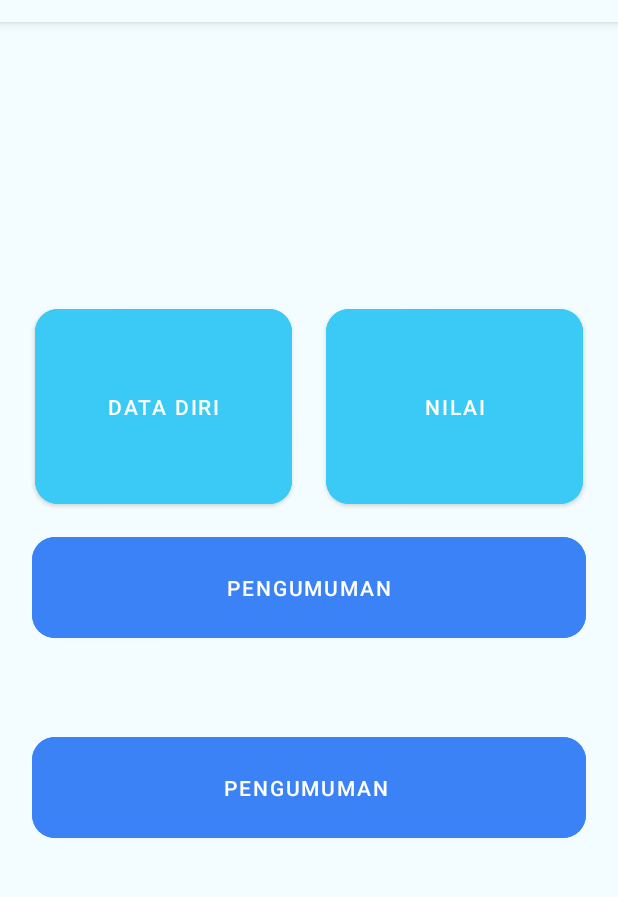
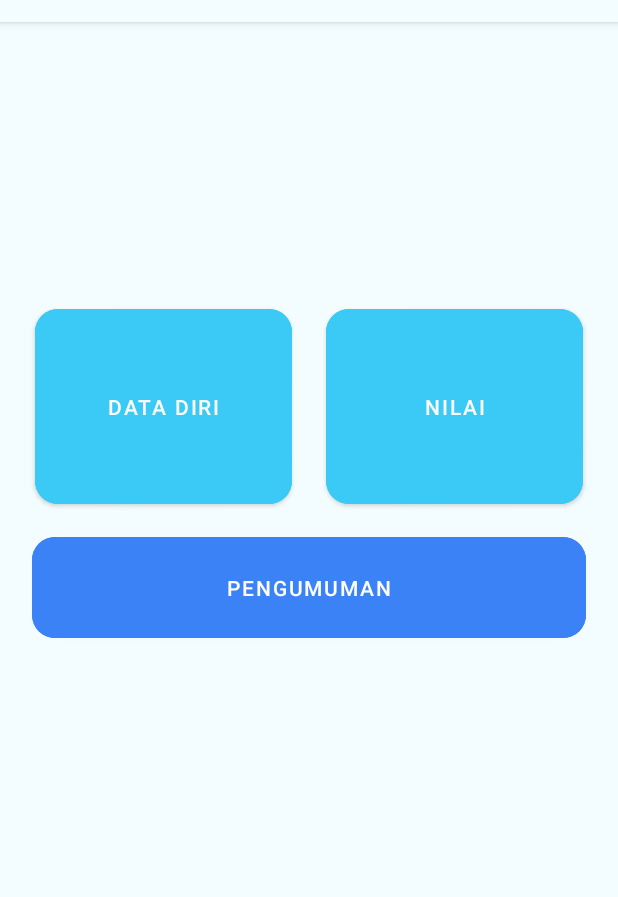
Before and after one commit to thoriqadillah/ppdb-papb, an Android app: the screen it shows after launch once a user with an empty profile is signed in (HalamanUtama), on a phone screen of 412 x 824 dp, the part 62-959 px from its top. Run offline under Robolectric (Android 15) with nearby library versions, the phone set to English and light mode, and no system bars; our stand-ins replace Firebase (no records; nobody signed in at launch, a user with empty details on screens opened directly); Roboto replaces fonts that are not available here.

Commit message:
color alertdialog

```diff
--- a/app/src/main/res/layout/activity_halaman_utama.xml
+++ b/app/src/main/res/layout/activity_halaman_utama.xml
@@ -53,22 +53,6 @@
             app:layout_constraintStart_toStartOf="parent"
             app:layout_constraintTop_toTopOf="parent" />
 
-
-        <Button
-            android:id="@+id/btnPengumuman"
-            android:layout_width="369dp"
-            android:layout_height="79dp"
-            android:layout_marginTop="16dp"
-            android:layout_marginBottom="180dp"
-            android:backgroundTint="#3B82F6"
-            android:text="Pengumuman "
-            android:textColor="#FFFFFF"
-            app:cornerRadius="15dp"
-            app:layout_constraintBottom_toBottomOf="parent"
-            app:layout_constraintEnd_toEndOf="parent"
-            app:layout_constraintStart_toStartOf="parent"
-            app:layout_constraintTop_toBottomOf="@+id/btnDaftarSiswa" />
-
         <Button
             android:id="@+id/btnNilai"
             android:layout_width="171dp"
@@ -83,7 +67,7 @@
             app:layout_constraintStart_toEndOf="@+id/btnDataDiri" />
 
         <Button
-            android:id="@+id/btnDaftarSiswa"
+            android:id="@+id/btnPengumuman"
             android:layout_width="369dp"
             android:layout_height="79dp"
             android:layout_marginTop="10dp"
@@ -98,13 +82,13 @@
 
     </androidx.constraintlayout.widget.ConstraintLayout>
 
-<!--        <com.google.android.material.navigation.NavigationView-->
-<!--        android:layout_width="wrap_content"-->
-<!--        android:layout_height="match_parent"-->
-<!--        android:layout_gravity="start"-->
-<!--        android:id="@+id/idNav_view"-->
-<!--        android:background="#E4FAFF"-->
-<!--        app:headerLayout="@layout/header_sidebar"-->
-<!--        app:menu="@menu/drawer_menu"/>-->
+        <com.google.android.material.navigation.NavigationView
+        android:layout_width="wrap_content"
+        android:layout_height="match_parent"
+        android:layout_gravity="start"
+        android:id="@+id/idNav_view"
+        android:background="#E4FAFF"
+        app:headerLayout="@layout/header_sidebar"
+        app:menu="@menu/drawer_menu"/>
 
 </androidx.drawerlayout.widget.DrawerLayout>
--- a/app/src/main/res/layout/item_pengumuman.xml
+++ b/app/src/main/res/layout/item_pengumuman.xml
@@ -16,6 +16,7 @@
             android:layout_width="match_parent"
             android:layout_height="wrap_content"
             android:layout_marginBottom="10dp"
+            android:layout_marginTop="10dp"
             app:cardCornerRadius="20dp">
 
             <androidx.constraintlayout.widget.ConstraintLayout
--- a/app/src/main/res/values/themes.xml
+++ b/app/src/main/res/values/themes.xml
@@ -12,5 +12,13 @@
         <!-- Status bar color. -->
         <item name="android:statusBarColor" tools:targetApi="l">?attr/colorPrimaryVariant</item>
         <!-- Customize your theme here. -->
+        <item name="android:alertDialogTheme">@style/AlertDialogCustom</item>
+    </style>
+    <style name="AlertDialogTheme" parent="ThemeOverlay.MaterialComponents.Dialog.Alert">
+        <item name="materialAlertDialogTheme">@style/AlertDialogTheme</item>
+    </style>
+    <style name="AlertDialogCustom" parent="android:Theme.Material.Light.Dialog.Alert">
+        <item name="android:colorPrimary">#00397F</item>
+        <item name="android:colorAccent">#0AAEEF</item>
     </style>
 </resources>
```
Also changed, not shown: app/src/main/java/com/example/ppdb/HalamanUtama.java (+10 -5 lines).
